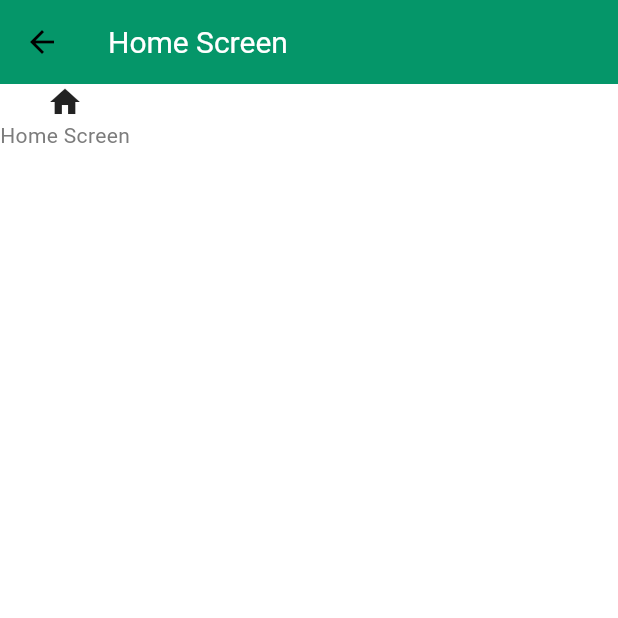
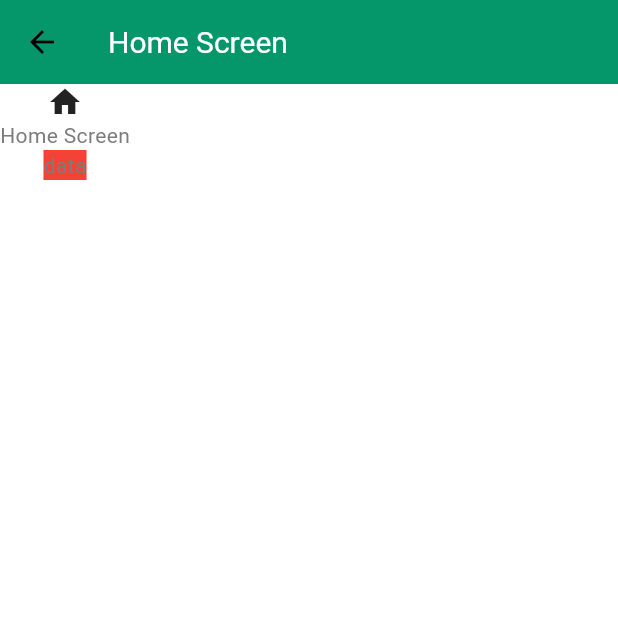
Before and after one commit to Muhammadkhabab/Clean_Coding_Bloc_Learning, a Flutter app: the HomeView screen opened by its route, on a phone screen of 412 x 824 dp, the top half of it. Run offline on Flutter 3.47's test engine with Material 3 defaults, Android fonts, the phone set to English and light mode, and no system bars; our stand-ins replace another_flushbar, bloc, equatable, flutter_bloc, freezed_annotation, google_fonts.

Commit message:
Home screen

```diff
--- a/lib/view/home/home.dart
+++ b/lib/view/home/home.dart
@@ -11,13 +11,15 @@ class _HomeViewState extends State<HomeView> {
   @override
   Widget build(BuildContext context) {
     return Scaffold(
-      appBar: AppBar(
-        title: Text('Home Screen'),
-      ),
+      appBar: AppBar(title: Text('Home Screen')),
       body: Column(
         children: [
           Icon(Icons.home),
           Text('Home Screen'),
+          Container(
+            decoration: BoxDecoration(color: Colors.red),
+            child: Text('data'),
+          ),
         ],
       ),
     );
```
